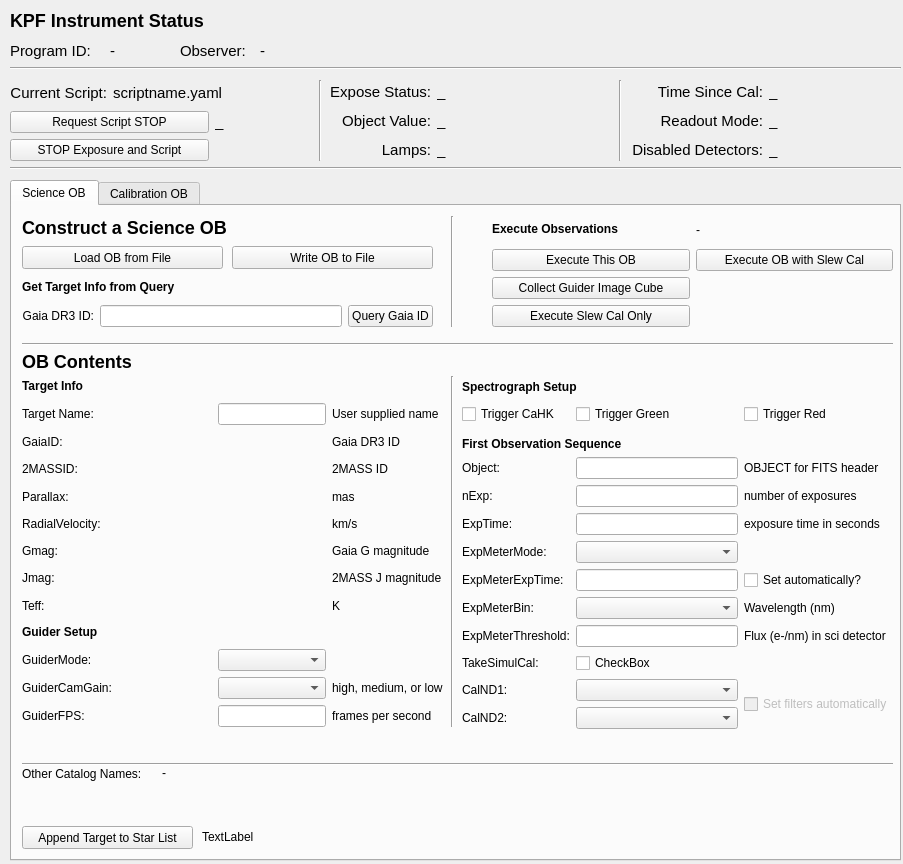
Above: kpf/OB_GUI/KPF_OB_GUI.ui from KeckObservatory/KPFTranslator before the change. Below: the same form after it.
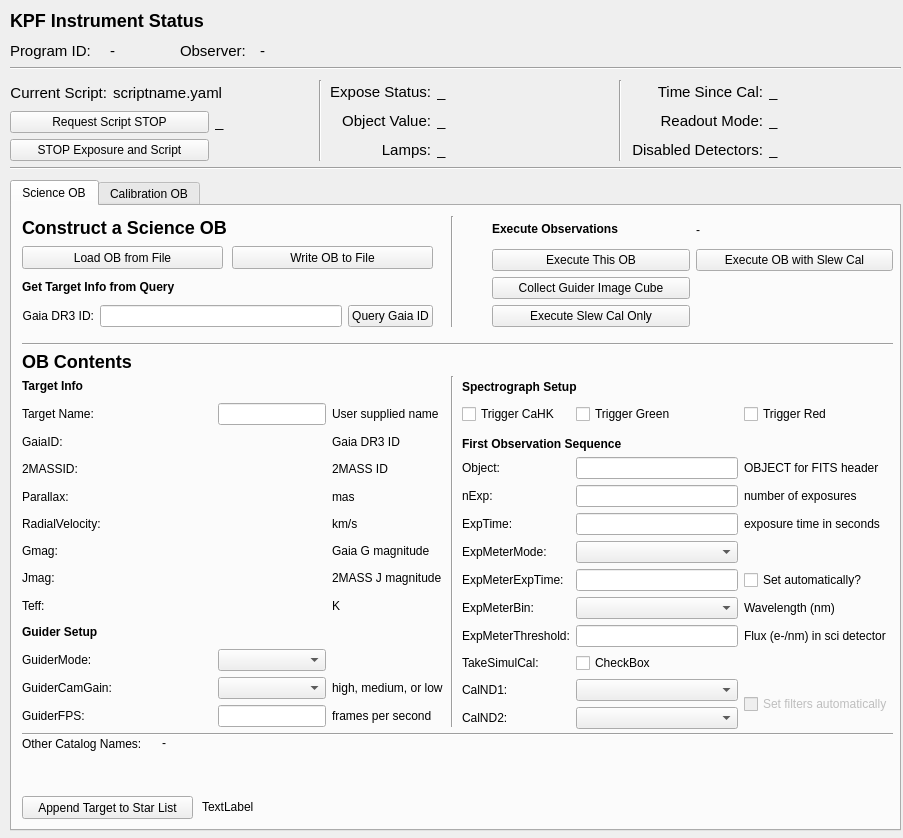
That is the form after the change.

Patch:
```diff
--- a/kpf/OB_GUI/KPF_OB_GUI.ui
+++ b/kpf/OB_GUI/KPF_OB_GUI.ui
@@ -7,7 +7,7 @@
     <x>0</x>
     <y>0</y>
     <width>903</width>
-    <height>864</height>
+    <height>838</height>
    </rect>
   </property>
   <property name="windowTitle">
@@ -365,7 +365,7 @@
       <x>10</x>
       <y>180</y>
       <width>891</width>
-      <height>681</height>
+      <height>651</height>
      </rect>
     </property>
     <property name="currentIndex">
@@ -503,7 +503,7 @@
       <property name="geometry">
        <rect>
         <x>10</x>
-        <y>620</y>
+        <y>590</y>
         <width>171</width>
         <height>23</height>
        </rect>
@@ -516,7 +516,7 @@
       <property name="geometry">
        <rect>
         <x>190</x>
-        <y>620</y>
+        <y>590</y>
         <width>691</width>
         <height>21</height>
        </rect>
@@ -1056,7 +1056,7 @@
       <property name="geometry">
        <rect>
         <x>10</x>
-        <y>560</y>
+        <y>530</y>
         <width>141</width>
         <height>16</height>
        </rect>
@@ -1072,7 +1072,7 @@
       <property name="geometry">
        <rect>
         <x>150</x>
-        <y>560</y>
+        <y>530</y>
         <width>731</width>
         <height>51</height>
        </rect>
@@ -1091,7 +1091,7 @@
       <property name="geometry">
        <rect>
         <x>10</x>
-        <y>550</y>
+        <y>520</y>
         <width>871</width>
         <height>16</height>
        </rect>
```
